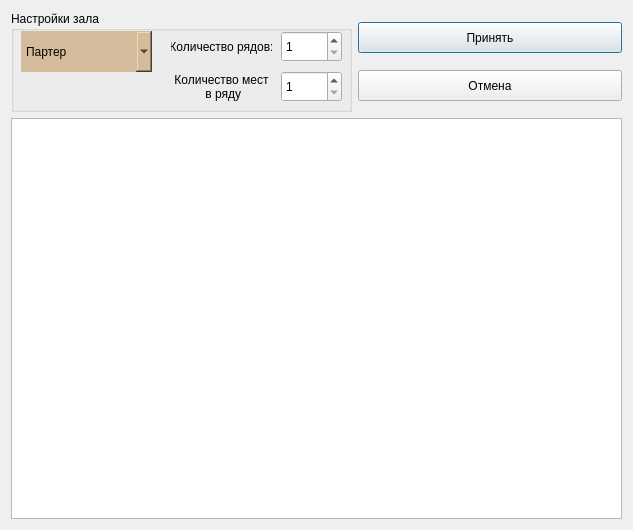
Old version of the form VTeatre/optionsforhall.ui in the repository sashaserg/Cursovaya.
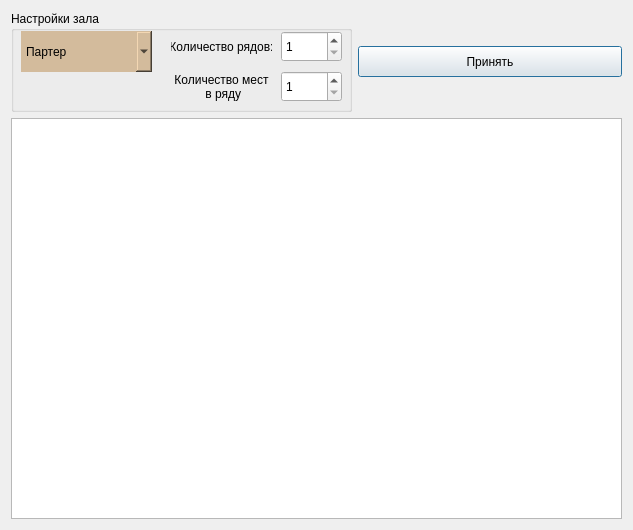
New version of the form. Icons and pictures are not drawn.

```diff
--- a/VTeatre/optionsforhall.ui
+++ b/VTeatre/optionsforhall.ui
@@ -7,7 +7,7 @@
     <x>0</x>
     <y>0</y>
     <width>633</width>
-    <height>529</height>
+    <height>530</height>
    </rect>
   </property>
   <property name="windowTitle">
@@ -175,19 +175,6 @@
            </property>
           </widget>
          </item>
-         <item>
-          <widget class="QPushButton" name="pushButtonCancel">
-           <property name="minimumSize">
-            <size>
-             <width>81</width>
-             <height>31</height>
-            </size>
-           </property>
-           <property name="text">
-            <string>Отмена</string>
-           </property>
-          </widget>
-         </item>
         </layout>
        </item>
       </layout>
```
Left out of the diff: 5 changed lines with no effect on the pictures.
